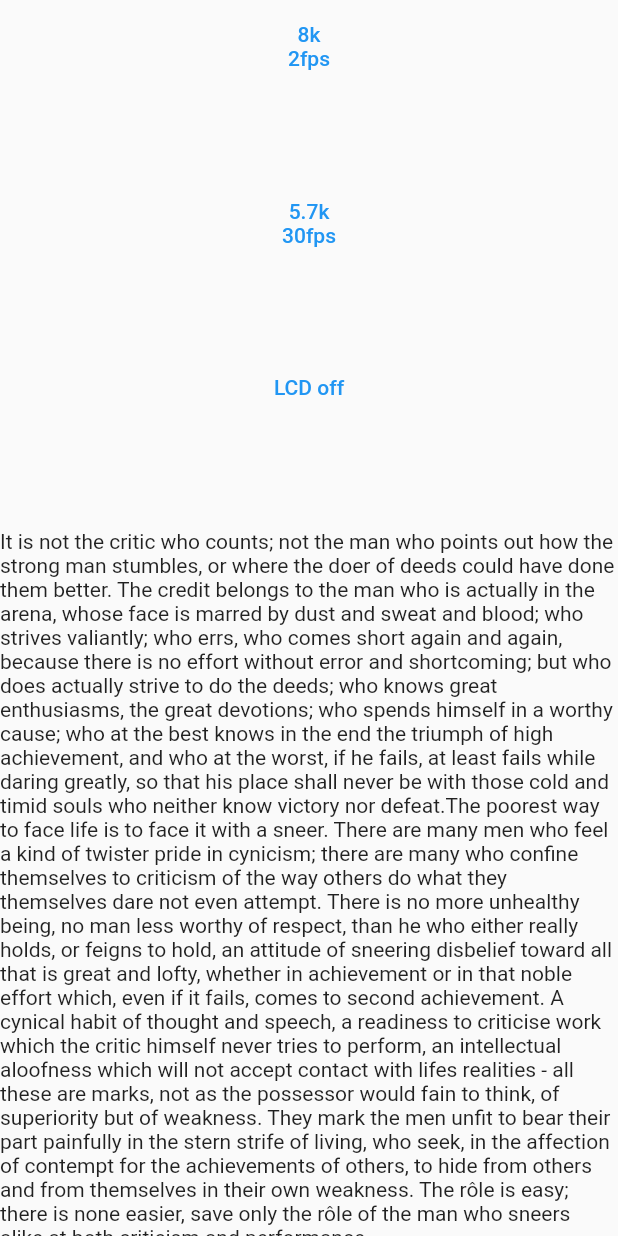
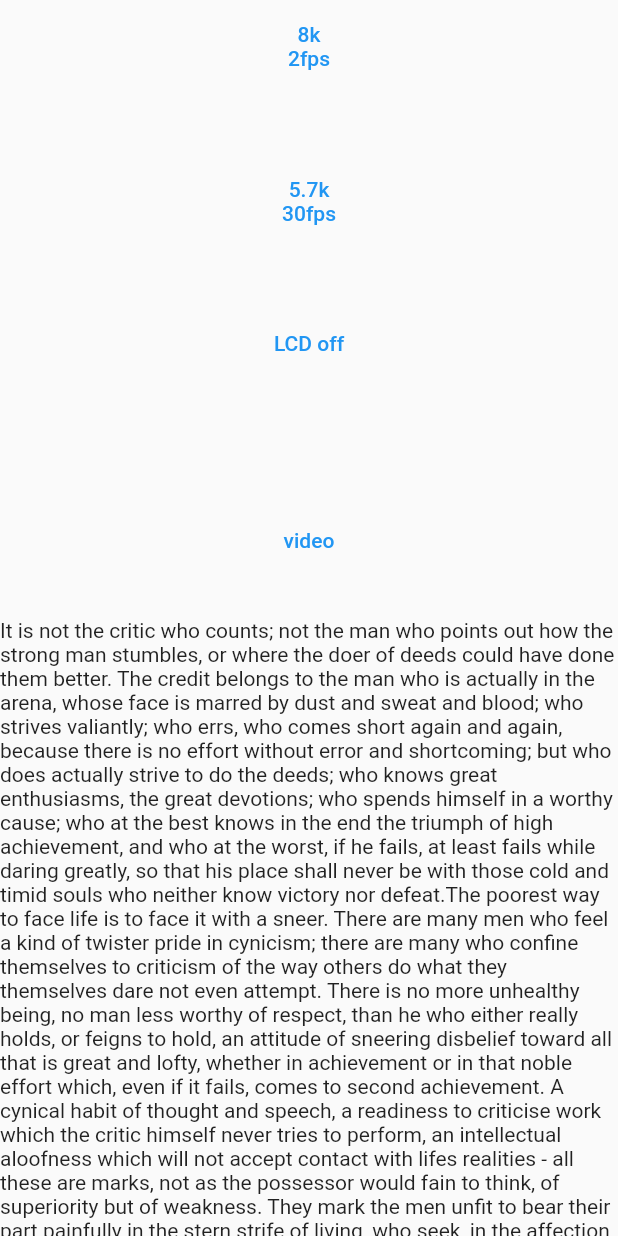
Before and after one commit to jcasman/video_wizard, a Flutter app: the screen it shows after launch, on a phone screen of 412 x 824 dp. Run offline on Flutter 3.47's test engine with Material 2 defaults, Android fonts, the phone set to English and light mode, and no system bars; our stand-ins replace bloc, equatable, flutter_bloc.

Commit message:
added set mode to video service added sample button to test video service

```diff
--- a/lib/blocs/bloc/theta_response_event.dart
+++ b/lib/blocs/bloc/theta_response_event.dart
@@ -10,3 +10,5 @@ class EightKEvent extends ThetaResponseEvent {}
 class FiveSevenKEvent extends ThetaResponseEvent {}
 
 class EightKEvent5 extends ThetaResponseEvent {}
+
+class SetModeVideo extends ThetaResponseEvent {}
--- a/lib/main.dart
+++ b/lib/main.dart
@@ -39,6 +39,17 @@ class MyApp extends StatelessWidget {
                           child: CameraControlSourceButton(),
                         ),
                         Expanded(
+                          flex: 1,
+                          child: TextButton(
+                            child: Text('video'),
+                            onPressed: () {
+                              context
+                                  .read<ThetaResponseBloc>()
+                                  .add(SetModeVideo());
+                            },
+                          ),
+                        ),
+                        Expanded(
                           flex: 4,
                           child: SingleChildScrollView(
                               child: Text(state.thetaResponse)),
```
Also changed, not shown: lib/blocs/bloc/theta_response_bloc.dart (+16 -0 lines).
